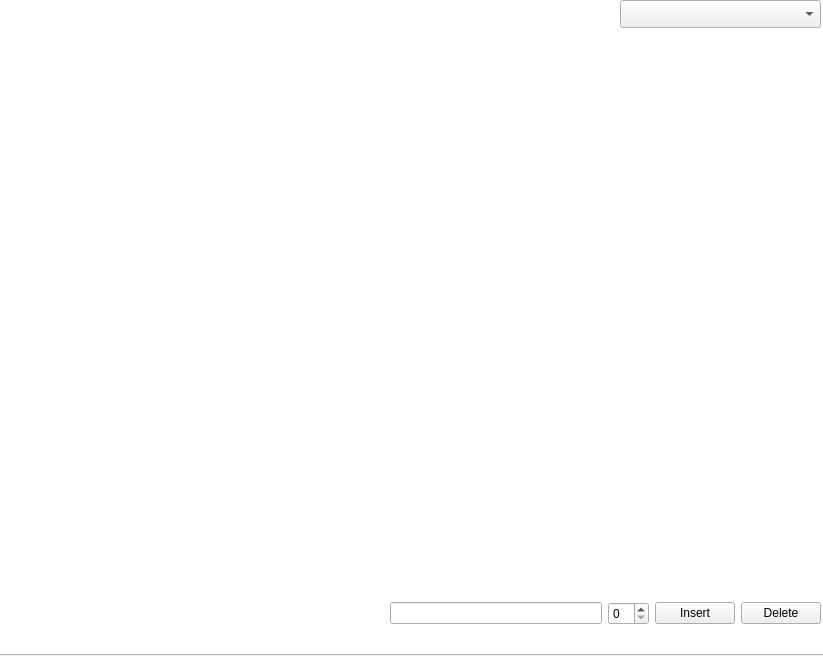
The window that laboratory work/QT_labs/hashWidget/widget.ui (SAE-137/-Labs) describes before a commit, drawn with Qt 5.
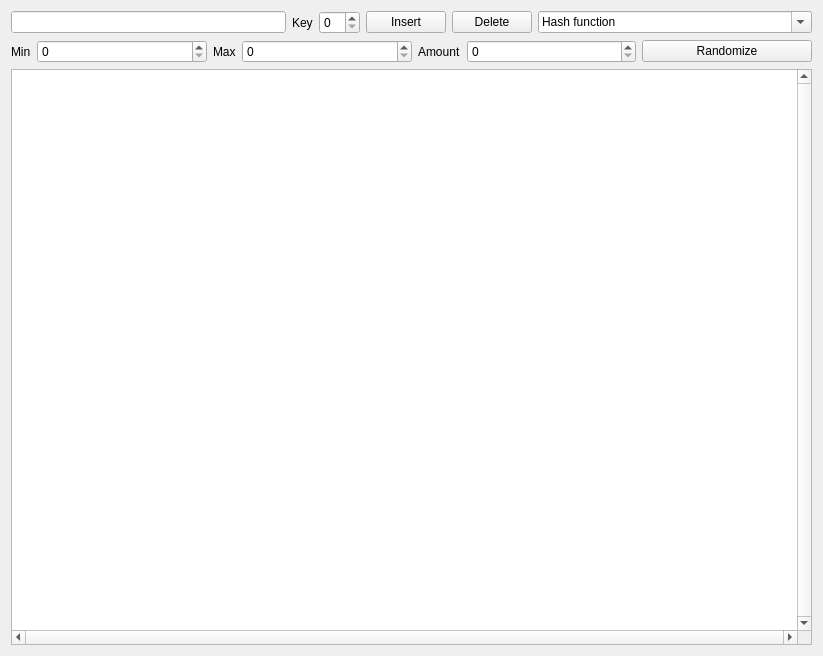
The same window after the commit.

Commit message: changed the hash widget display

```diff
--- a/laboratory work/QT_labs/hashWidget/widget.ui
+++ b/laboratory work/QT_labs/hashWidget/widget.ui
@@ -13,18 +13,31 @@
   <property name="windowTitle">
    <string>Widget</string>
   </property>
-  <widget class="QWidget" name="horizontalLayoutWidget">
-   <property name="geometry">
-    <rect>
-     <x>390</x>
-     <y>570</y>
-     <width>431</width>
-     <height>87</height>
-    </rect>
-   </property>
-   <layout class="QHBoxLayout" name="horizontalLayout">
+  <layout class="QVBoxLayout" name="verticalLayout">
+   <item>
+    <layout class="QHBoxLayout" name="horizontalLayout_2">
+     <item>
+      <widget class="QLineEdit" name="lineEditValue">
+       <property name="tabletTracking">
+        <bool>true</bool>
+       </property>
+       <property name="autoFillBackground">
+        <bool>true</bool>
+       </property>
+       <property name="text">
+        <string/>
+       </property>
+       <property name="maxLength">
+        <number>1000</number>
+       </property>
+      </widget>
+     </item>
     <item>
-     <widget class="QLineEdit" name="lineEditValue"/>
+      <widget class="QLabel" name="label_4">
+       <property name="text">
+        <string>Key</string>
+       </property>
+      </widget>
     </item>
     <item>
      <widget class="QSpinBox" name="spinBoxKey"/>
@@ -43,31 +56,125 @@
       </property>
      </widget>
     </item>
-   </layout>
-  </widget>
+     <item>
   <widget class="QComboBox" name="comboBox">
-   <property name="geometry">
-    <rect>
-     <x>620</x>
-     <y>0</y>
-     <width>201</width>
-     <height>28</height>
-    </rect>
-   </property>
-  </widget>
+       <property name="sizePolicy">
+        <sizepolicy hsizetype="MinimumExpanding" vsizetype="Fixed">
+         <horstretch>0</horstretch>
+         <verstretch>0</verstretch>
+        </sizepolicy>
+       </property>
+       <property name="editable">
+        <bool>true</bool>
+       </property>
+       <property name="currentText">
+        <string>Hash function</string>
+       </property>
+      </widget>
+     </item>
+    </layout>
+   </item>
+   <item>
+    <layout class="QHBoxLayout" name="horizontalLayout">
+     <item>
+      <widget class="QLabel" name="label">
+       <property name="sizePolicy">
+        <sizepolicy hsizetype="Fixed" vsizetype="Preferred">
+         <horstretch>0</horstretch>
+         <verstretch>0</verstretch>
+        </sizepolicy>
+       </property>
+       <property name="layoutDirection">
+        <enum>Qt::LeftToRight</enum>
+       </property>
+       <property name="autoFillBackground">
+        <bool>false</bool>
+       </property>
+       <property name="text">
+        <string>Min</string>
+       </property>
+       <property name="scaledContents">
+        <bool>true</bool>
+       </property>
+      </widget>
+     </item>
+     <item>
+      <widget class="QSpinBox" name="spinBox">
+       <property name="sizePolicy">
+        <sizepolicy hsizetype="Preferred" vsizetype="Fixed">
+         <horstretch>0</horstretch>
+         <verstretch>0</verstretch>
+        </sizepolicy>
+       </property>
+      </widget>
+     </item>
+     <item>
+      <widget class="QLabel" name="label_2">
+       <property name="sizePolicy">
+        <sizepolicy hsizetype="Fixed" vsizetype="Preferred">
+         <horstretch>0</horstretch>
+         <verstretch>0</verstretch>
+        </sizepolicy>
+       </property>
+       <property name="text">
+        <string>Max</string>
+       </property>
+      </widget>
+     </item>
+     <item>
+      <widget class="QSpinBox" name="spinBox_2"/>
+     </item>
+     <item>
+      <widget class="QLabel" name="label_3">
+       <property name="sizePolicy">
+        <sizepolicy hsizetype="Fixed" vsizetype="Preferred">
+         <horstretch>0</horstretch>
+         <verstretch>0</verstretch>
+        </sizepolicy>
+       </property>
+       <property name="text">
+        <string>Amount</string>
+       </property>
+      </widget>
+     </item>
+     <item>
+      <widget class="QSpinBox" name="spinBox_3"/>
+     </item>
+     <item>
+      <widget class="QPushButton" name="pushButton">
+       <property name="text">
+        <string>Randomize</string>
+       </property>
+      </widget>
+     </item>
+    </layout>
+   </item>
+   <item>
   <widget class="QGraphicsView" name="graphicsView">
-   <property name="geometry">
-    <rect>
-     <x>-3</x>
-     <y>-6</y>
-     <width>831</width>
-     <height>661</height>
-    </rect>
-   </property>
-  </widget>
-  <zorder>graphicsView</zorder>
-  <zorder>horizontalLayoutWidget</zorder>
-  <zorder>comboBox</zorder>
+     <property name="mouseTracking">
+      <bool>true</bool>
+     </property>
+     <property name="tabletTracking">
+      <bool>true</bool>
+     </property>
+     <property name="acceptDrops">
+      <bool>false</bool>
+     </property>
+     <property name="autoFillBackground">
+      <bool>true</bool>
+     </property>
+     <property name="verticalScrollBarPolicy">
+      <enum>Qt::ScrollBarAlwaysOn</enum>
+     </property>
+     <property name="horizontalScrollBarPolicy">
+      <enum>Qt::ScrollBarAlwaysOn</enum>
+     </property>
+     <property name="sizeAdjustPolicy">
+      <enum>QAbstractScrollArea::AdjustToContents</enum>
+     </property>
+    </widget>
+   </item>
+  </layout>
  </widget>
  <resources/>
  <connections/>
```
Lines whose indentation alone changed are shown as unchanged. The commit also changes 26 other files.
